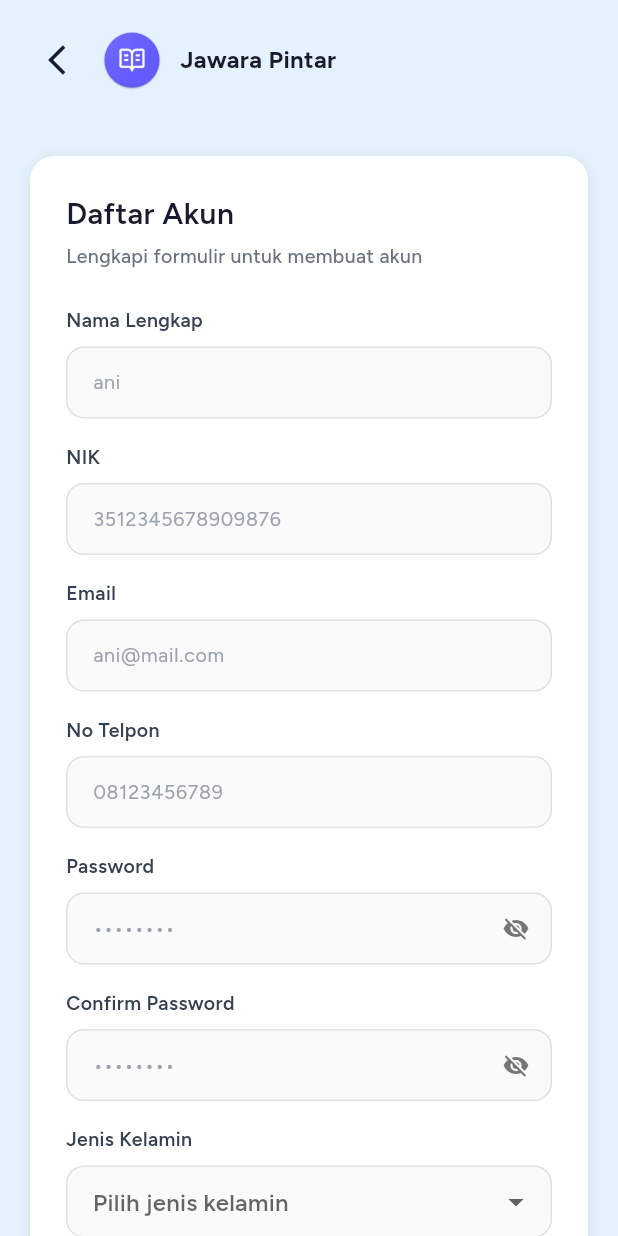
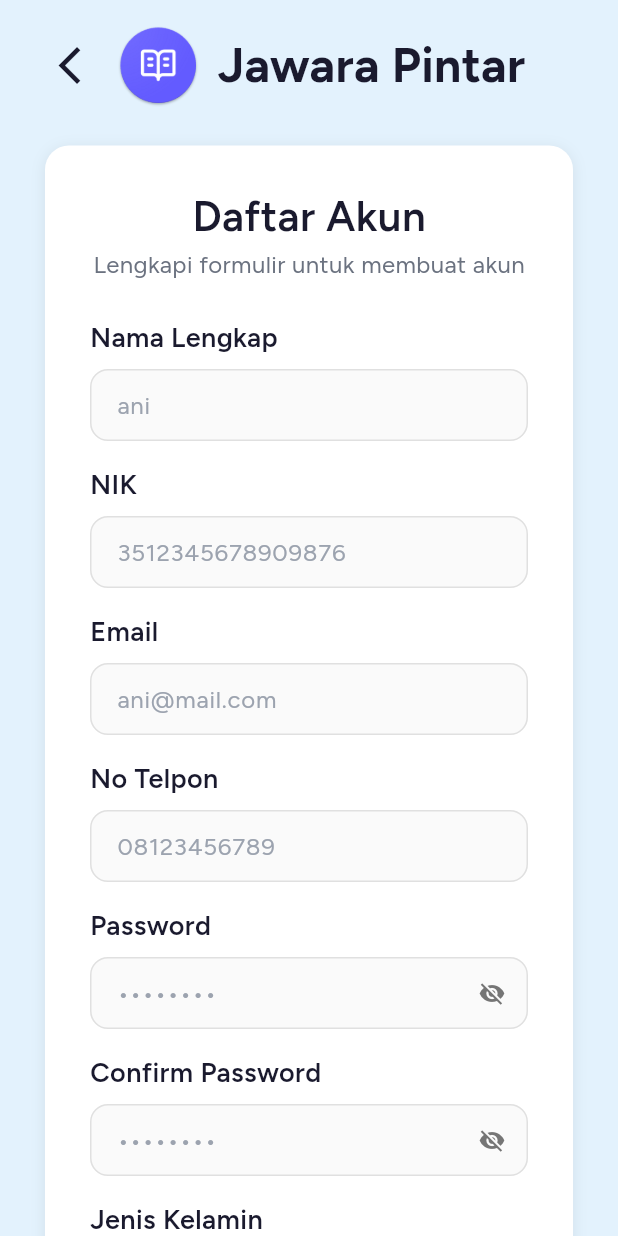
Before and after one commit to Jawara-Land/jawara-pintar-mobile, a Flutter app: the RegisterScreen screen opened by its route, on a phone screen of 412 x 824 dp. Run offline on Flutter 3.47's test engine with Material 3 defaults, Android fonts, the phone set to English and light mode, and no system bars; our stand-ins replace get, google_fonts.

Commit message:
style(register): :lipstick: enhance registration UI and input validation
adjust the size of the text

```diff
--- a/lib/modules/features/register/view/ui/register_screen.dart
+++ b/lib/modules/features/register/view/ui/register_screen.dart
@@ -12,41 +12,45 @@ class RegisterScreen extends GetView<RegisterController> {
   Widget build(BuildContext context) {
     return Scaffold(
       backgroundColor: AppColor.backgroundAlt,
-      body: SingleChildScrollView(
+      body: SafeArea(
+        child: SingleChildScrollView(
           child: Column(
             children: [
               Container(
                 width: double.infinity,
                 decoration: const BoxDecoration(color: AppColor.backgroundAlt),
                 padding: EdgeInsets.only(
-                top: MediaQuery.of(context).padding.top + 16,
-                bottom: 24,
-                left: 20,
-                right: 20,
+                  top: 16,
+                  bottom: 10,
+                  left: 30,
+                  right: 30,
                 ),
                 child: Row(
                   children: [
                     IconButton(
                       onPressed: () => Get.back(),
-                    icon: Icon(Icons.arrow_back_ios),
+                      icon: Icon(Icons.arrow_back_ios, size: 30),
                       color: AppColor.textPrimary,
                     ),
 
                     Image.asset(
                       RegisterAssetsConstant.appLogo,
-                    width: 40,
-                    height: 40,
+                      width: 55,
+                      height: 55,
                     ),
 
                     SizedBox(width: 12),
 
-                  Text('Jawara Pintar', style: AppTextStyle.titleLarge),
+                    Text('Jawara Pintar', style: AppTextStyle.displayMedium),
                   ],
                 ),
               ),
 
               Padding(
-              padding: const EdgeInsets.symmetric(horizontal: 20, vertical: 16),
+                padding: const EdgeInsets.symmetric(
+                  horizontal: 30,
+                  vertical: 16,
+                ),
                 child: Container(
                   width: double.infinity,
                   decoration: BoxDecoration(
@@ -60,25 +64,32 @@ class RegisterScreen extends GetView<RegisterController> {
                       ),
                     ],
                   ),
-                padding: const EdgeInsets.all(24),
+                  padding: const EdgeInsets.all(30),
                   child: Form(
                     key: controller.formKey,
                     child: Column(
-                    crossAxisAlignment: CrossAxisAlignment.start,
+                      crossAxisAlignment: CrossAxisAlignment.center,
                       children: [
-                      Text('Daftar Akun', style: AppTextStyle.headingMedium),
+                        Text('Daftar Akun', style: AppTextStyle.displaySmall),
 
                         SizedBox(height: 4),
 
                         Text(
                           'Lengkapi formulir untuk membuat akun',
-                        style: AppTextStyle.bodySmall.copyWith(
+                          style: AppTextStyle.bodyLarge.copyWith(
                             color: AppColor.textTertiary,
                           ),
                         ),
-                      const SizedBox(height: 24),
 
-                      Text('Nama Lengkap', style: AppTextStyle.labelMedium),
+                        SizedBox(height: 24),
+
+                        Column(
+                          crossAxisAlignment: CrossAxisAlignment.start,
+                          children: [
+                            Text(
+                              'Nama Lengkap',
+                              style: AppTextStyle.headingSmall,
+                            ),
 
                             SizedBox(height: 8),
 
@@ -86,14 +97,14 @@ class RegisterScreen extends GetView<RegisterController> {
                               controller: controller.namaLengkapCtrl,
                               decoration: InputDecoration(
                                 hintText: 'ani',
-                          hintStyle: AppTextStyle.inputHintSmall,
+                                hintStyle: AppTextStyle.inputHintLarge,
                                 fillColor: AppColor.inputFill,
                                 contentPadding: const EdgeInsets.symmetric(
                                   horizontal: 14,
                                   vertical: 12,
                                 ),
                               ),
-                        style: AppTextStyle.bodySmall.copyWith(
+                              style: AppTextStyle.bodyLarge.copyWith(
                                 color: AppColor.textPrimary,
                               ),
                               validator: (value) {
@@ -103,9 +114,10 @@ class RegisterScreen extends GetView<RegisterController> {
                                 return null;
                               },
                             ),
-                      const SizedBox(height: 16),
 
-                      Text('NIK', style: AppTextStyle.labelMedium),
+                            SizedBox(height: 16),
+
+                            Text('NIK', style: AppTextStyle.headingSmall),
 
                             SizedBox(height: 8),
 
@@ -114,14 +126,14 @@ class RegisterScreen extends GetView<RegisterController> {
                               keyboardType: TextInputType.number,
                               decoration: InputDecoration(
                                 hintText: '3512345678909876',
-                          hintStyle: AppTextStyle.inputHintSmall,
+                                hintStyle: AppTextStyle.inputHintLarge,
                                 fillColor: AppColor.inputFill,
                                 contentPadding: const EdgeInsets.symmetric(
                                   horizontal: 14,
                                   vertical: 12,
                                 ),
                               ),
-                        style: AppTextStyle.bodySmall.copyWith(
+                              style: AppTextStyle.bodyLarge.copyWith(
                                 color: AppColor.textPrimary,
                               ),
                               validator: (value) {
@@ -131,25 +143,26 @@ class RegisterScreen extends GetView<RegisterController> {
                                 return null;
                               },
                             ),
-                      const SizedBox(height: 16),
 
-                      Text('Email', style: AppTextStyle.labelMedium),
+                            SizedBox(height: 16),
 
-                      const SizedBox(height: 8),
+                            Text('Email', style: AppTextStyle.headingSmall),
+
+                            SizedBox(height: 8),
 
                             TextFormField(
                               controller: controller.emailCtrl,
                               keyboardType: TextInputType.emailAddress,
                               decoration: InputDecoration(
                                 hintText: 'ani@mail.com',
-                          hintStyle: AppTextStyle.inputHintSmall,
+                                hintStyle: AppTextStyle.inputHintLarge,
                                 fillColor: AppColor.inputFill,
                                 contentPadding: const EdgeInsets.symmetric(
                                   horizontal: 14,
                                   vertical: 12,
                                 ),
                               ),
-                        style: AppTextStyle.bodySmall.copyWith(
+                              style: AppTextStyle.bodyLarge.copyWith(
                                 color: AppColor.textPrimary,
                               ),
                               validator: (value) {
@@ -165,7 +178,7 @@ class RegisterScreen extends GetView<RegisterController> {
 
                             SizedBox(height: 16),
 
-                      Text('No Telpon', style: AppTextStyle.labelMedium),
+                            Text('No Telpon', style: AppTextStyle.headingSmall),
 
                             SizedBox(height: 8),
 
@@ -174,14 +187,14 @@ class RegisterScreen extends GetView<RegisterController> {
                               keyboardType: TextInputType.phone,
                               decoration: InputDecoration(
                                 hintText: '08123456789',
-                          hintStyle: AppTextStyle.inputHintSmall,
+                                hintStyle: AppTextStyle.inputHintLarge,
                                 fillColor: AppColor.inputFill,
                                 contentPadding: const EdgeInsets.symmetric(
                                   horizontal: 14,
                                   vertical: 12,
                                 ),
                               ),
-                        style: AppTextStyle.bodySmall.copyWith(
+                              style: AppTextStyle.bodyLarge.copyWith(
                                 color: AppColor.textPrimary,
                               ),
                               validator: (value) {
@@ -194,7 +207,7 @@ class RegisterScreen extends GetView<RegisterController> {
 
                             SizedBox(height: 16),
 
-                      Text('Password', style: AppTextStyle.labelMedium),
+                            Text('Password', style: AppTextStyle.headingSmall),
 
                             SizedBox(height: 8),
 
@@ -204,7 +217,7 @@ class RegisterScreen extends GetView<RegisterController> {
                                 obscureText: controller.isPassword.value,
                                 decoration: InputDecoration(
                                   hintText: '••••••••',
-                            hintStyle: AppTextStyle.inputHintSmall,
+                                  hintStyle: AppTextStyle.inputHintLarge,
                                   fillColor: AppColor.inputFill,
                                   contentPadding: const EdgeInsets.symmetric(
                                     horizontal: 14,
@@ -221,7 +234,7 @@ class RegisterScreen extends GetView<RegisterController> {
                                     onPressed: controller.toggleShowPassword,
                                   ),
                                 ),
-                          style: AppTextStyle.bodySmall.copyWith(
+                                style: AppTextStyle.bodyLarge.copyWith(
                                   color: AppColor.textPrimary,
                                 ),
                                 validator: (value) {
@@ -238,7 +251,10 @@ class RegisterScreen extends GetView<RegisterController> {
 
                             SizedBox(height: 16),
 
-                      Text('Confirm Password', style: AppTextStyle.labelMedium),
+                            Text(
+                              'Confirm Password',
+                              style: AppTextStyle.headingSmall,
+                            ),
 
                             SizedBox(height: 8),
 
@@ -248,7 +264,7 @@ class RegisterScreen extends GetView<RegisterController> {
                                 obscureText: controller.isConfirmPassword.value,
                                 decoration: InputDecoration(
                                   hintText: '••••••••',
-                            hintStyle: AppTextStyle.inputHintSmall,
+                                  hintStyle: AppTextStyle.inputHintLarge,
                                   fillColor: AppColor.inputFill,
                                   contentPadding: const EdgeInsets.symmetric(
                                     horizontal: 14,
@@ -262,10 +278,11 @@ class RegisterScreen extends GetView<RegisterController> {
                                       color: AppColor.inputIcon,
                                       size: 18,
                                     ),
-                              onPressed: controller.toggleShowConfirmPassword,
+                                    onPressed:
+                                        controller.toggleShowConfirmPassword,
                                   ),
                                 ),
-                          style: AppTextStyle.bodySmall.copyWith(
+                                style: AppTextStyle.bodyLarge.copyWith(
                                   color: AppColor.textPrimary,
                                 ),
                                 validator: (value) {
@@ -282,20 +299,25 @@ class RegisterScreen extends GetView<RegisterController> {
 
                             SizedBox(height: 16),
 
-                      Text('Jenis Kelamin', style: AppTextStyle.labelMedium),
+                            Text(
+                              'Jenis Kelamin',
+                              style: AppTextStyle.headingSmall,
+                            ),
 
                             SizedBox(height: 8),
 
                             Obx(
                               () => DropdownButtonFormField<String>(
-                          initialValue: controller.selectedJenisKelamin.value,
+                                initialValue:
+                                    controller.selectedJenisKelamin.value,
                                 items: controller.jenisKelaminOptions
                                     .map(
                                       (item) => DropdownMenuItem(
                                         value: item,
                                         child: Text(
                                           item,
-                                    style: AppTextStyle.bodySmall.copyWith(
+                                          style: AppTextStyle.bodyLarge
+                                              .copyWith(
                                                 color: AppColor.textPrimary,
                                               ),
                                         ),
@@ -350,7 +372,8 @@ class RegisterScreen extends GetView<RegisterController> {
                                         value: item,
                                         child: Text(
                                           item,
-                                    style: AppTextStyle.bodySmall.copyWith(
+                                          style: AppTextStyle.bodyLarge
+                                              .copyWith(
                                                 color: AppColor.textPrimary,
                                               ),
                                         ),
@@ -406,14 +429,16 @@ class RegisterScreen extends GetView<RegisterController> {
 
                             Obx(
                               () => DropdownButtonFormField<String>(
-                          initialValue: controller.selectedStatusRumah.value,
+                                initialValue:
+                                    controller.selectedStatusRumah.value,
                                 items: controller.statusRumahOptions
                                     .map(
                                       (item) => DropdownMenuItem(
                                         value: item,
                                         child: Text(
                                           item,
-                                    style: AppTextStyle.bodySmall.copyWith(
+                                          style: AppTextStyle.bodyLarge
+                                              .copyWith(
                                                 color: AppColor.textPrimary,
                                               ),
                                         ),
@@ -443,7 +468,10 @@ class RegisterScreen extends GetView<RegisterController> {
 
                             SizedBox(height: 16),
 
-                      Text('Foto Identitas', style: AppTextStyle.labelMedium),
+                            Text(
+                              'Foto Identitas',
+                              style: AppTextStyle.labelMedium,
+                            ),
 
                             SizedBox(height: 8),
 
@@ -468,7 +496,7 @@ class RegisterScreen extends GetView<RegisterController> {
                                   const SizedBox(height: 12),
                                   Text(
                                     'Unggah foto KK/KTP',
-                              style: AppTextStyle.bodySmall.copyWith(
+                                    style: AppTextStyle.bodyLarge.copyWith(
                                       color: AppColor.textTertiary,
                                     ),
                                   ),
@@ -482,7 +510,9 @@ class RegisterScreen extends GetView<RegisterController> {
                               width: double.infinity,
                               child: ElevatedButton(
                                 style: ElevatedButton.styleFrom(
-                            padding: const EdgeInsets.symmetric(vertical: 14),
+                                  padding: const EdgeInsets.symmetric(
+                                    vertical: 14,
+                                  ),
                                 ),
                                 onPressed: controller.register,
                                 child: Text(
@@ -502,7 +532,7 @@ class RegisterScreen extends GetView<RegisterController> {
                               children: [
                                 Text(
                                   'Sudah Punya akun? ',
-                            style: AppTextStyle.bodySmall,
+                                  style: AppTextStyle.bodyLarge,
                                 ),
                                 GestureDetector(
                                   onTap: () {
@@ -510,12 +540,14 @@ class RegisterScreen extends GetView<RegisterController> {
                                   },
                                   child: Text(
                                     'Masuk',
-                              style: AppTextStyle.bodySmall.copyWith(
+                                    style: AppTextStyle.bodyLarge.copyWith(
                                       color: AppColor.primary,
                                       fontWeight: FontWeight.w600,
                                       decoration: TextDecoration.underline,
                                     ),
                                   ),
+                                ),
+                              ],
                             ),
                           ],
                         ),
@@ -529,6 +561,7 @@ class RegisterScreen extends GetView<RegisterController> {
             ],
           ),
         ),
+      ),
     );
   }
 }
--- a/lib/shared/styles/app_text_style.dart
+++ b/lib/shared/styles/app_text_style.dart
@@ -93,7 +93,7 @@ class AppTextStyle {
   );
 
   static TextStyle get caption => GoogleFonts.figtree(
-    fontSize: 11,
+    fontSize: 12,
     fontWeight: FontWeight.w500,
     color: AppColor.textTertiary,
   );
@@ -111,6 +111,12 @@ class AppTextStyle {
     color: AppColor.textHint,
   );
 
+  static TextStyle get inputHintLarge => GoogleFonts.figtree(
+    fontSize: 16,
+    fontWeight: FontWeight.w400,
+    color: AppColor.textHint,
+  );
+
   static TextStyle get inputHintSmall => GoogleFonts.figtree(
     fontSize: 13,
     fontWeight: FontWeight.w400,
```
Lines whose indentation alone changed are shown as unchanged.
